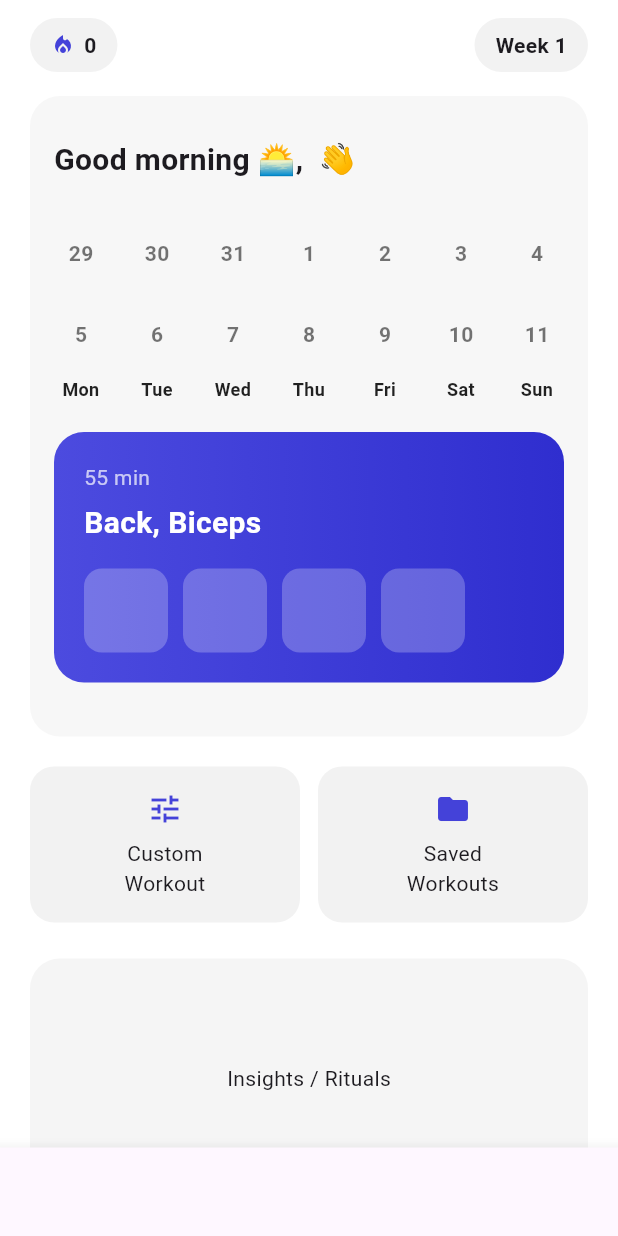
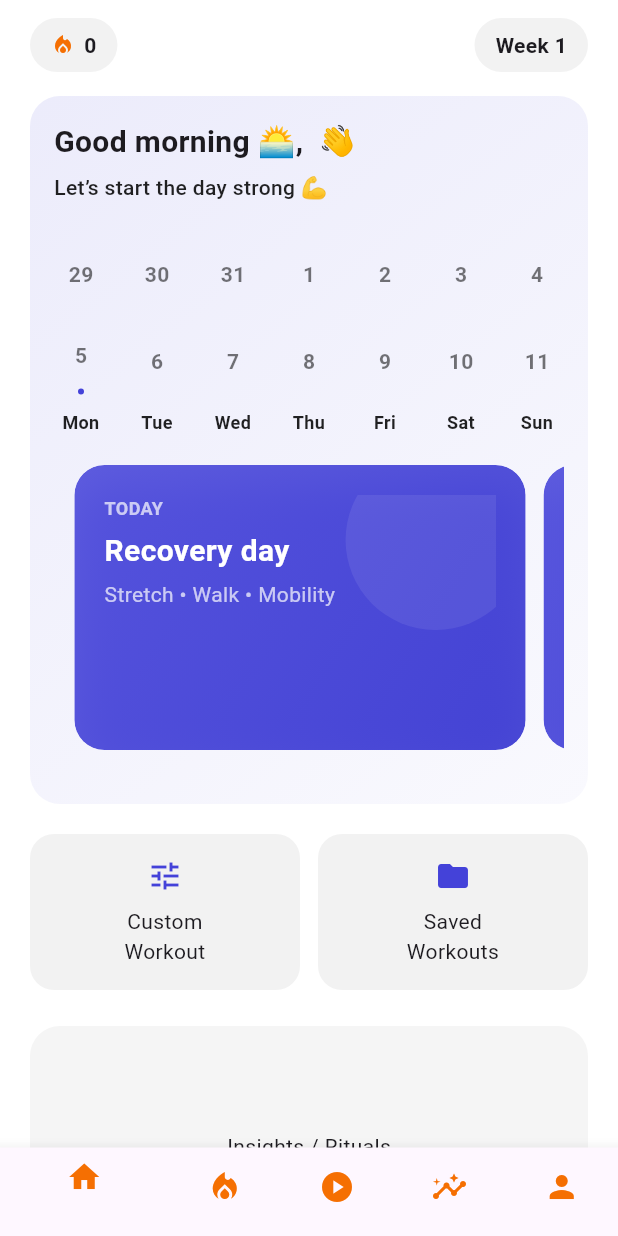
Before and after one commit to Dreidr/FitDays, a Flutter app: the HomeScreen screen opened directly with empty values, on a phone screen of 412 x 824 dp. Run offline on Flutter 3.47's test engine with Material 3 defaults, Android fonts, the phone set to English and light mode, and no system bars.

Commit message:
update on workoutcard (carousel and card edit etc) zsh: number expected

```diff
--- /dev/null
+++ b/mobile/lib/core/models/day_plan.dart
@@ -0,0 +1,13 @@
+class DayPlan {
+  final DateTime date;
+  final bool isWorkoutDay;
+  final String title;
+  final String subtitle;
+
+  DayPlan({
+    required this.date,
+    required this.isWorkoutDay,
+    required this.title,
+    required this.subtitle,
+  });
+}
--- /dev/null
+++ b/mobile/lib/core/theme/app_decorations.dart
@@ -0,0 +1,31 @@
+import 'package:flutter/material.dart';
+
+class AppDecorations {
+  AppDecorations._(); // private constructor
+
+  /// Primary surface card (Home, Insights, Workout)
+  static BoxDecoration card(BuildContext context) {
+    final isDark = Theme.of(context).brightness == Brightness.dark;
+
+    return BoxDecoration(
+      gradient: isDark
+          ? LinearGradient(
+              begin: Alignment.topLeft,
+              end: Alignment.bottomRight,
+              colors: [
+                const Color(0xFF4442D9).withOpacity(0.22),
+                const Color(0xFF4442D9).withOpacity(0.10),
+              ],
+            )
+          : LinearGradient(
+              begin: Alignment.topLeft,
+              end: Alignment.bottomRight,
+              colors: [
+                const Color(0xFF4442D9).withOpacity(0.10),
+                const Color(0xFF4442D9).withOpacity(0.03),
+              ],
+            ),
+      borderRadius: BorderRadius.circular(20),
+    );
+  }
+}
--- a/mobile/lib/core/widgets/bottom_navigation.dart
+++ b/mobile/lib/core/widgets/bottom_navigation.dart
@@ -5,11 +5,11 @@ class BottomNav extends StatelessWidget {
     return BottomNavigationBar(
       currentIndex: 0,
       items: const [
-        BottomNavigationBarItem(icon: Icon(Icons.home), label: "Home"),
-        BottomNavigationBarItem(icon: Icon(Icons.emoji_events), label: ""),
-        BottomNavigationBarItem(icon: Icon(Icons.play_circle), label: ""),
-        BottomNavigationBarItem(icon: Icon(Icons.insights), label: ""),
-        BottomNavigationBarItem(icon: Icon(Icons.person), label: ""),
+        BottomNavigationBarItem(icon: Icon(Icons.home, color: const Color.fromARGB(255, 245, 111, 2)), label: "Home"),
+        BottomNavigationBarItem(icon: Icon(Icons.local_fire_department, color: const Color.fromARGB(255, 245, 111, 2)), label: ""),
+        BottomNavigationBarItem(icon: Icon(Icons.play_circle,color: const Color.fromARGB(255, 245, 111, 2)), label: ""),
+        BottomNavigationBarItem(icon: Icon(Icons.insights,color: const Color.fromARGB(255, 245, 111, 2)), label: ""),
+        BottomNavigationBarItem(icon: Icon(Icons.person,color: const Color.fromARGB(255, 245, 111, 2)), label: ""),
       ],
     );
   }
--- a/mobile/lib/core/widgets/calendar.dart
+++ b/mobile/lib/core/widgets/calendar.dart
@@ -15,13 +15,11 @@ class Calendar extends StatelessWidget {
   bool _isSameDay(DateTime a, DateTime b) =>
       a.year == b.year && a.month == b.month && a.day == b.day;
 
-
   @override
   Widget build(BuildContext context) {
     final week1 = dates.take(7).toList();
     final week2 = dates.skip(7).take(7).toList();
     const _weekdayLabels = ["Mon", "Tue", "Wed", "Thu", "Fri", "Sat", "Sun"];
-
 
     return Column(
       children: [
@@ -81,8 +79,12 @@ class Calendar extends StatelessWidget {
     }
 
     return Column(
+  children: [
+    const SizedBox(height: 6),
+
+    Stack(
+      alignment: Alignment.center,
       children: [
-        const SizedBox(height: 6),
         Container(
           width: 36,
           height: 36,
@@ -93,10 +95,43 @@ class Calendar extends StatelessWidget {
           alignment: Alignment.center,
           child: Text(
             date.day.toString(),
-            style: TextStyle(fontWeight: FontWeight.w700, color: text),
+            style: TextStyle(
+              fontWeight: FontWeight.w700,
+              color: text,
+            ),
           ),
         ),
+
+        // dumbbell marker (only on workout days)
+        if (isWorkoutDay)
+          Positioned(
+            right: 4,
+            bottom: 4,
+            child: Icon(
+              Icons.fitness_center,
+              size: 12,
+              color: isCompleted
+                  ? Colors.white
+                  : const Color(0xFF4442D9),
+            ),
+          ),
       ],
-    );
+    ),
+
+    // 👇 TODAY DOT
+    if (isToday) ...[
+      const SizedBox(height: 4),
+      Container(
+        width: 4,
+        height: 4,
+        decoration: const BoxDecoration(
+          shape: BoxShape.circle,
+          color: Color(0xFF4442D9),
+        ),
+      ),
+    ],
+  ],
+);
+
   }
 }
--- a/mobile/lib/core/widgets/greeting.dart
+++ b/mobile/lib/core/widgets/greeting.dart
@@ -17,6 +17,20 @@ class Greeting extends StatelessWidget {
     }
   }
 
+String getMotivation() {
+  final hour = DateTime.now().hour;
+
+  if (hour < 12) {
+    return "Let’s start the day strong 💪";
+  } else if (hour < 17) {
+    return "Keep the momentum going 🚀";
+  } else if (hour < 21) {
+    return "Finish the day proud 🏁";
+  } else {
+    return "Small steps still count 🌙";
+  }
+}
+
   @override
   Widget build(BuildContext context) {
     return Column(
@@ -24,10 +38,25 @@ class Greeting extends StatelessWidget {
   children: [
     Text(
       "${getGreeting()}, $userName 👋",
-          style: const TextStyle(fontSize: 20, fontWeight: FontWeight.w700),
+      style: const TextStyle(
+        fontSize: 20,
+        fontWeight: FontWeight.w700,
       ),
+    ),
+    const SizedBox(height: 6),
+
+    Text(
+      getMotivation(),
+      style: const TextStyle(
+        fontSize: 14,
+        fontWeight: FontWeight.w500,
+        color: Colors.black87,
+      ),
+    ),
+
     const SizedBox(height: 12),
   ],
 );
+
   }
 }
--- a/mobile/lib/core/widgets/top_row.dart
+++ b/mobile/lib/core/widgets/top_row.dart
@@ -47,7 +47,7 @@ class _Chip extends StatelessWidget {
       child: Row(
         children: [
           if (icon != null) ...[
-            Icon(icon, size: 16, color: const Color(0xFF4442D9)),
+            Icon(icon, size: 16, color: const Color.fromARGB(255, 245, 111, 2)),
             const SizedBox(width: 6),
           ],
           Text(
--- a/mobile/lib/core/widgets/workout_card.dart
+++ b/mobile/lib/core/widgets/workout_card.dart
@@ -1,53 +1,109 @@
 import 'package:flutter/material.dart';
+import 'dart:ui';
+import 'package:mobile/core/models/day_plan.dart';
 
+class WorkoutCard extends StatelessWidget {
+  const WorkoutCard({super.key, required this.plan, required this.isToday});
 
-class TodayWorkoutCard extends StatelessWidget {
+  final DayPlan plan;
+  final bool isToday;
+
+  String get dayLabel {
+    if (isToday) return "TODAY";
+    return weekdayLabel(plan.date).toUpperCase();
+  }
+
+  String weekdayLabel(DateTime date) {
+    const labels = ["Mon", "Tue", "Wed", "Thu", "Fri", "Sat", "Sun"];
+    return labels[date.weekday - 1];
+  }
+
   @override
   Widget build(BuildContext context) {
-    return Container(
+    return ClipRRect(
+      borderRadius: BorderRadius.circular(20),
+      child: BackdropFilter(
+        filter: ImageFilter.blur(sigmaX: 12, sigmaY: 12),
+        child: Container(
           padding: const EdgeInsets.all(20),
           decoration: BoxDecoration(
-        gradient: const LinearGradient(
-          colors: [Color(0xFF4C4BDF), Color(0xFF2F2ECF)],
+            gradient: LinearGradient(
+              begin: Alignment.topLeft,
+              end: Alignment.bottomRight,
+              colors: [
+                const Color(0xFF4442D9).withOpacity(0.85),
+                const Color(0xFF2F2ECF).withOpacity(0.85),
+              ],
             ),
             borderRadius: BorderRadius.circular(20),
+            boxShadow: [
+              BoxShadow(
+                color: const Color(0xFF4442D9).withOpacity(0.35),
+                blurRadius: 24,
+                offset: const Offset(0, 12),
               ),
-      child: Column(
+            ],
+          ),
+          child: Stack(
+            children: [
+              // ornaments
+              Positioned(
+                top: -30,
+                right: -20,
+                child: _Ornament(size: 120, opacity: 0.08),
+              ),
+
+              // content
+              Column(
                 crossAxisAlignment: CrossAxisAlignment.start,
                 children: [
-          const Text(
-            "55 min",
-            style: TextStyle(color: Colors.white70, fontSize: 14),
+                  Text(
+                    dayLabel, // 👈 USE THE GETTER YOU ALREADY WROTE
+                    style: const TextStyle(
+                      color: Colors.white70,
+                      fontSize: 12,
+                      fontWeight: FontWeight.w700,
                     ),
+                  ),
+
                   const SizedBox(height: 6),
-          const Text(
-            "Back, Biceps",
-            style: TextStyle(
+                  Text(
+                    plan.title,
+                    style: const TextStyle(
                       color: Colors.white,
                       fontSize: 20,
                       fontWeight: FontWeight.w700,
                     ),
                   ),
-          const SizedBox(height: 16),
-
-          // exercise thumbnails placeholder
-          SizedBox(
-            height: 56,
-            child: ListView.separated(
-              scrollDirection: Axis.horizontal,
-              itemBuilder: (_, __) => Container(
-                width: 56,
-                decoration: BoxDecoration(
-                  color: Colors.white24,
-                  borderRadius: BorderRadius.circular(12),
+                  const SizedBox(height: 4),
+                  Text(
+                    plan.subtitle,
+                    style: const TextStyle(color: Colors.white70, fontSize: 14),
+                  ),
+                ],
+              ),
+            ],
           ),
         ),
-              separatorBuilder: (_, __) => const SizedBox(width: 10),
-              itemCount: 4,
-            ),
-          ),
-        ],
       ),
     );
   }
 }
+
+class _Ornament extends StatelessWidget {
+  const _Ornament({required this.size, required this.opacity});
+  final double size;
+  final double opacity;
+
+  @override
+  Widget build(BuildContext context) {
+    return Container(
+      width: size,
+      height: size,
+      decoration: BoxDecoration(
+        shape: BoxShape.circle,
+        color: Colors.white.withOpacity(opacity),
+      ),
+    );
+  }
+}
--- /dev/null
+++ b/mobile/lib/core/widgets/workout_card_carousel.dart
@@ -0,0 +1,26 @@
+import 'package:flutter/material.dart';
+import 'package:mobile/core/models/day_plan.dart';
+import 'package:mobile/core/widgets/workout_card.dart';
+
+class WorkoutCarousel extends StatelessWidget {
+  const WorkoutCarousel({super.key, required this.plans});
+
+  final List<DayPlan> plans;
+
+  @override
+  Widget build(BuildContext context) {
+    return SizedBox(
+      height: 190,
+      child: PageView.builder(
+        itemCount: plans.length,
+        controller: PageController(viewportFraction: 0.92),
+        itemBuilder: (context, index) {
+          return Padding(
+            padding: const EdgeInsets.only(right: 12),
+            child: WorkoutCard(plan: plans[index], isToday: index == 0),
+          );
+        },
+      ),
+    );
+  }
+}
--- a/mobile/lib/features/home/home_screen.dart
+++ b/mobile/lib/features/home/home_screen.dart
@@ -2,10 +2,12 @@ import 'package:flutter/material.dart';
 import 'package:mobile/core/widgets/top_row.dart';
 import 'package:mobile/core/widgets/greeting.dart';
 import 'package:mobile/core/widgets/calendar.dart';
-import 'package:mobile/core/widgets/workout_card.dart';
+import 'package:mobile/core/widgets/workout_card_carousel.dart';
 import 'package:mobile/core/widgets/quick_actions.dart';
 import 'package:mobile/core/widgets/insights.dart';
 import 'package:mobile/core/widgets/bottom_navigation.dart';
+import 'package:mobile/core/theme/app_decorations.dart';
+import 'package:mobile/core/models/day_plan.dart';
 
 class HomeScreen extends StatefulWidget {
   const HomeScreen({
@@ -54,8 +56,47 @@ class _HomeScreenState extends State<HomeScreen> {
     return List.generate(14, (i) => startOfLastWeek.add(Duration(days: i)));
   }
 
+  List<DayPlan> buildThreeDayPlans(Set<int> workoutWeekdays) {
+    final today = DateTime.now();
+    final start = DateTime(today.year, today.month, today.day);
+
+    const workoutTypes = [
+      ("Upper Body", "45 min • Strength"),
+      ("Lower Body", "40 min • Strength"),
+      ("Full Body", "35 min • Conditioning"),
+    ];
+
+    var workoutIndex = 0;
+
+    return List.generate(3, (i) {
+      final date = start.add(Duration(days: i));
+      final isWorkoutDay = workoutWeekdays.contains(date.weekday);
+
+      if (!isWorkoutDay) {
+        return DayPlan(
+          date: date,
+          isWorkoutDay: false,
+          title: "Recovery day",
+          subtitle: "Stretch • Walk • Mobility",
+        );
+      }
+
+      final wt = workoutTypes[workoutIndex % workoutTypes.length];
+      workoutIndex++;
+
+      return DayPlan(
+        date: date,
+        isWorkoutDay: true,
+        title: wt.$1,
+        subtitle: wt.$2,
+      );
+    });
+  }
+
   @override
   Widget build(BuildContext context) {
+    final workoutWeekdays = getWorkoutWeekdays();
+    final plans = buildThreeDayPlans(workoutWeekdays);
     return Scaffold(
       backgroundColor: Colors.white,
       body: SafeArea(
@@ -75,14 +116,12 @@ class _HomeScreenState extends State<HomeScreen> {
 
               Container(
                 padding: const EdgeInsets.all(16),
-                decoration: BoxDecoration(
-                  color: Colors.black.withOpacity(0.03),
-                  borderRadius: BorderRadius.circular(20),
-                ),
+                decoration: AppDecorations.card(context),
+
                 child: Column(
                   crossAxisAlignment: CrossAxisAlignment.start,
                   children: [
-                    const SizedBox(height: 12),
+
                     Greeting(userName: widget.userName),
                     const SizedBox(height: 12),
                     Calendar(
@@ -91,7 +130,9 @@ class _HomeScreenState extends State<HomeScreen> {
                       workoutDays: getWorkoutWeekdays(),
                     ),
                     const SizedBox(height: 20),
-                    TodayWorkoutCard(),
+                    WorkoutCarousel(
+                      plans: buildThreeDayPlans(getWorkoutWeekdays()),
+                    ),
                     const SizedBox(height: 20),
                   ],
                 ),
```
Lines whose indentation alone changed are shown as unchanged.
